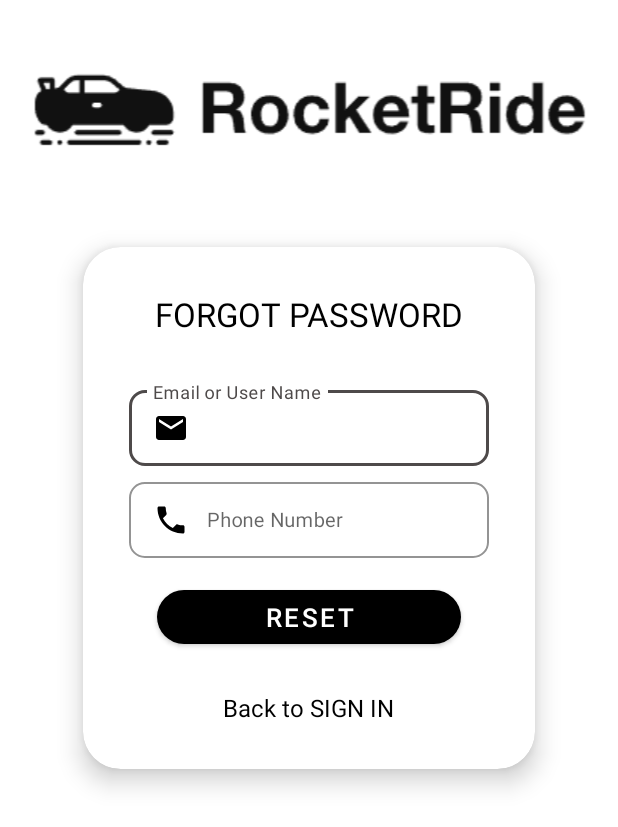
After one commit to GalKoaz/RocketRide, an Android app: the layout forgotpass.xml on its own in the app's theme, with its tools: preview values and no code run, on a phone screen of 412 x 824 dp. The commit adds this screen. Shown: the top 827 px of the screen. Run offline under Robolectric (Android 15) with nearby library versions, the phone set to English and light mode, and no system bars.

Commit message:
forgotpass page - need to cfn in java

```diff
--- a/app/src/main/res/layout/activity_main.xml
+++ b/app/src/main/res/layout/activity_main.xml
@@ -147,14 +147,15 @@
                 </com.google.android.material.textfield.TextInputLayout>
 
                 <TextView
+                    android:id="@+id/forgotpass"
                     android:layout_width="match_parent"
                     android:layout_height="wrap_content"
                     android:text="Forget Password?"
+                    android:onClick="forgotpass"
                     android:textAlignment="textEnd"
-                    android:textColor="#616161"
+                    android:textColor="#000000"
                     android:textSize="11sp"
                     android:textStyle="normal" />
-
 
                 <Button
                     android:id="@+id/singIn"
@@ -314,12 +315,12 @@
                 android:layout_width="match_parent"
                 android:layout_height="wrap_content"
                 android:layout_gravity="center"
-                android:layout_marginTop="1dp"
-                android:layout_marginBottom="13dp"
+                android:layout_marginTop="0dp"
+                android:layout_marginBottom="5dp"
                 android:gravity="center"
                 android:text="OR"
                 android:textAlignment="center"
-                android:textColor="#474646"
+                android:textColor="#000000"
                 android:textSize="18sp"
                 android:textStyle="normal" />
 
--- /dev/null
+++ b/app/src/main/res/layout/forgotpass.xml
@@ -0,0 +1,164 @@
+<?xml version="1.0" encoding="utf-8"?>
+<LinearLayout
+    xmlns:android="http://schemas.android.com/apk/res/android"
+    xmlns:app="http://schemas.android.com/apk/res-auto"
+    xmlns:tools="http://schemas.android.com/tools"
+    android:layout_width="match_parent"
+    android:layout_height="match_parent"
+    android:orientation="vertical"
+    android:background="@color/white"
+    tools:context=".MainActivity">
+
+    <ImageView
+        android:id="@+id/imageView3"
+        android:layout_width="match_parent"
+        android:layout_height="wrap_content"
+        android:layout_marginTop="35dp"
+        android:layout_gravity="center"
+        app:srcCompat="@drawable/loginpage" />
+
+    <androidx.cardview.widget.CardView
+        android:layout_width="match_parent"
+        android:layout_height="wrap_content"
+        android:layout_gravity="center"
+        android:layout_marginStart="38dp"
+        android:layout_marginTop="35dp"
+        android:layout_marginEnd="38dp"
+        app:cardCornerRadius="25dp"
+        app:cardElevation="10dp"
+        app:cardUseCompatPadding="true">
+
+        <LinearLayout
+            android:layout_width="match_parent"
+            android:layout_height="wrap_content"
+            android:orientation="vertical">
+
+            <LinearLayout
+                android:layout_width="match_parent"
+                android:layout_height="wrap_content"
+                android:layout_gravity="center"
+                android:layout_marginStart="20dp"
+                android:layout_marginTop="30dp"
+                android:layout_marginEnd="20dp"
+                android:background="@drawable/switch_tumbs"
+                android:gravity="center"
+                android:orientation="horizontal"
+                android:weightSum="2" />
+            <TextView
+                android:id="@+id/textView8"
+                android:layout_width="match_parent"
+                android:layout_height="wrap_content"
+                android:layout_gravity="center"
+                android:gravity="center"
+                android:text="FORGOT PASSWORD"
+                android:textColor="@color/black"
+                android:textSize="22sp"/>
+
+            <LinearLayout
+                android:id="@+id/logInLayout"
+                android:layout_width="match_parent"
+                android:layout_height="wrap_content"
+                android:background="@color/white"
+                android:gravity="center"
+                android:orientation="vertical"
+                android:padding="25dp">
+
+
+                <com.google.android.material.textfield.TextInputLayout
+                    style="@style/Widget.MaterialComponents.TextInputLayout.OutlinedBox.Dense"
+                    android:layout_width="match_parent"
+                    android:layout_height="wrap_content"
+                    android:layout_marginLeft="5dp"
+                    android:layout_marginTop="5dp"
+                    android:layout_marginRight="5dp"
+                    android:hint="Email or User Name"
+                    app:boxStrokeColor="#4E4A4A"
+                    app:boxStrokeWidth="1dp"
+                    app:hintTextColor="#4E4A4A"
+                    app:shapeAppearanceOverlay="@style/Button4">
+
+                    <com.google.android.material.textfield.TextInputEditText
+                        android:id="@+id/eMail"
+                        android:layout_width="match_parent"
+                        android:layout_height="wrap_content"
+                        android:drawableStart="@drawable/ic_baseline_email_24"
+                        android:drawablePadding="12dp"
+                        android:ems="10"
+                        android:inputType="textPersonName|textEmailAddress"
+                        android:textColor="@color/black"
+                        android:textSize="13sp"
+                        android:textStyle="normal" />
+                </com.google.android.material.textfield.TextInputLayout>
+
+                <com.google.android.material.textfield.TextInputLayout
+                    style="@style/Widget.MaterialComponents.TextInputLayout.OutlinedBox.Dense"
+                    android:layout_width="match_parent"
+                    android:layout_height="wrap_content"
+                    android:layout_marginLeft="5dp"
+                    android:layout_marginTop="5dp"
+                    android:layout_marginRight="5dp"
+                    android:hint="Phone Number"
+                    app:boxStrokeColor="#4E4A4A"
+                    app:boxStrokeWidth="1dp"
+                    app:hintTextColor="#4E4A4A"
+                    app:shapeAppearanceOverlay="@style/Button4">
+
+                    <com.google.android.material.textfield.TextInputEditText
+                        android:id="@+id/phone"
+                        android:layout_width="match_parent"
+                        android:layout_height="wrap_content"
+                        android:drawableStart="@drawable/ic_baseline_phone_24"
+                        android:drawablePadding="12dp"
+                        android:ems="10"
+                        android:inputType="text|number"
+                        android:maxLength="13"
+                        android:textColor="@color/black"
+                        android:textSize="13sp"
+                        android:textStyle="normal" />
+                </com.google.android.material.textfield.TextInputLayout>
+
+                <Button
+                    android:id="@+id/resetpass"
+                    android:layout_width="match_parent"
+                    android:layout_height="wrap_content"
+                    android:layout_gravity="center"
+                    android:layout_marginStart="24dp"
+                    android:layout_marginTop="15dp"
+                    android:layout_marginEnd="24dp"
+                    android:elevation="15dp"
+                    android:gravity="center"
+                    android:text="RESET"
+                    android:textAllCaps="false"
+                    android:textColor="@color/white"
+                    android:textSize="17sp"
+                    app:backgroundTint="@color/black"
+                    app:shapeAppearanceOverlay="@style/Button5" />
+            </LinearLayout>
+
+            <TextView
+                android:id="@+id/backSIGNIN"
+                android:layout_width="146dp"
+                android:layout_height="wrap_content"
+                android:layout_gravity="center"
+                android:layout_marginTop="0dp"
+                android:layout_marginBottom="30dp"
+                android:gravity="center"
+                android:text="Back to SIGN IN"
+                android:textAlignment="center"
+                android:textColor="#000000"
+                android:textSize="16sp"
+                android:textStyle="normal"
+                android:onClick="activity_main"/>
+
+        </LinearLayout>
+
+
+    </androidx.cardview.widget.CardView>
+
+    <androidx.constraintlayout.widget.Guideline
+        android:id="@+id/guideline2"
+        android:layout_width="match_parent"
+        android:layout_height="wrap_content"
+        android:orientation="vertical" />
+
+</LinearLayout>
```
